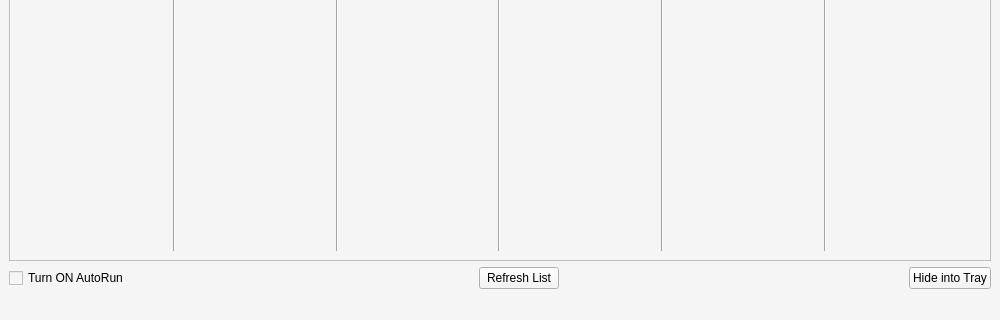
Old version of the form mainwindow.ui in the repository RickSanchezzz666/WindowsAppTimeUsage; both pictures show x 0 to 1000 and y 280 to 600 of the 1000 by 600 pixel window.
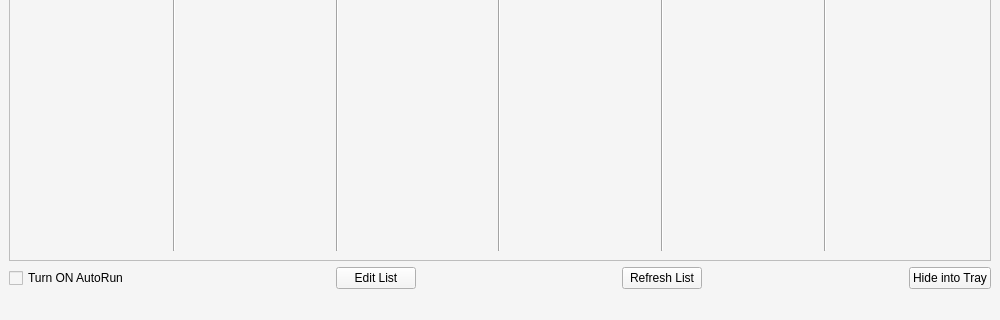
New version of the form.

Diff of the .ui file:
```diff
--- a/mainwindow.ui
+++ b/mainwindow.ui
@@ -434,6 +434,26 @@
         </property>
        </spacer>
       </item>
+      <item>
+       <widget class="QPushButton" name="editButton">
+        <property name="text">
+         <string>Edit List</string>
+        </property>
+       </widget>
+      </item>
+      <item>
+       <spacer name="horizontalSpacer_3">
+        <property name="orientation">
+         <enum>Qt::Horizontal</enum>
+        </property>
+        <property name="sizeHint" stdset="0">
+         <size>
+          <width>40</width>
+          <height>20</height>
+         </size>
+        </property>
+       </spacer>
+      </item>
       <item>
        <widget class="QPushButton" name="refreshButton">
         <property name="text">
```
